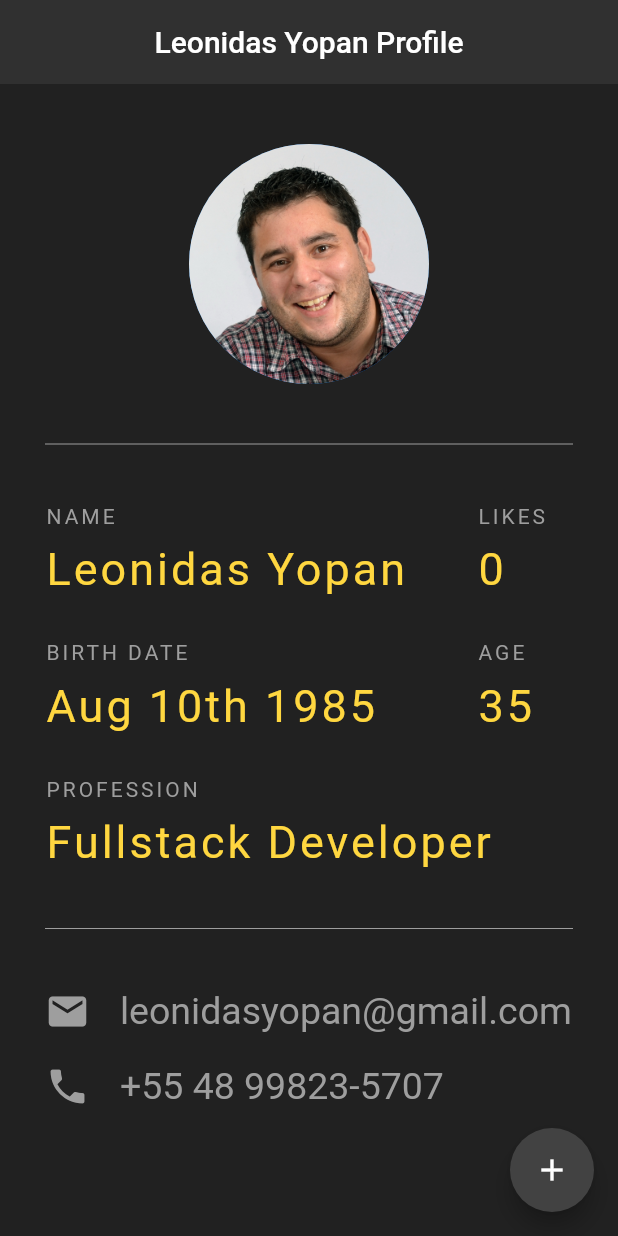
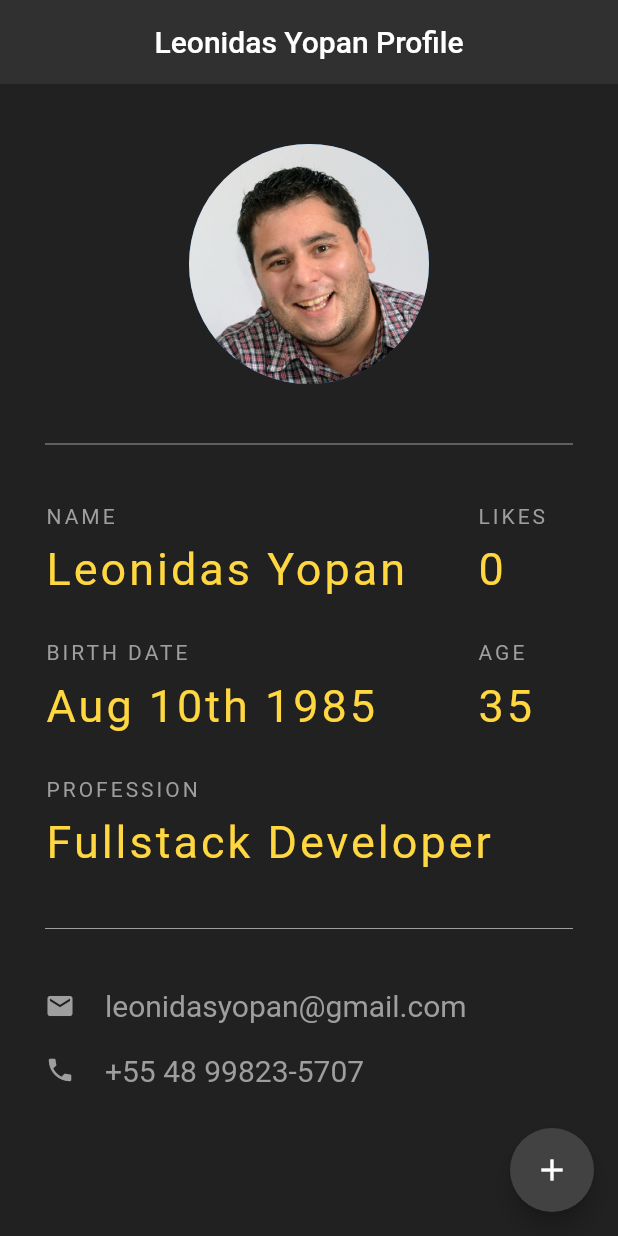
Before and after one commit to leonidasyopan/flutter-profile-card, a Flutter app: the screen it shows after launch, on a phone screen of 412 x 824 dp. Run offline on Flutter 3.47's test engine with Material 2 defaults, Android fonts, the phone set to English and light mode, and no system bars.

Commit message:
Clean exta space and Improved contact sizes

```diff
--- a/lib/main.dart
+++ b/lib/main.dart
@@ -14,8 +14,6 @@ class Profile extends StatefulWidget {
 
 class _ProfileState extends State<Profile> {
   int likes = 0;
-
-
 
   @override
   Widget build(BuildContext context) {
@@ -196,12 +194,12 @@ class _ProfileState extends State<Profile> {
                 Icon(
                   Icons.email,
                   color: Colors.grey,
-                  size: 30.0,
+                  size: 20.0,
                 ),
                 SizedBox(width: 20.0),
                 Text(
                   'leonidasyopan@gmail.com',
-                  style: TextStyle(color: Colors.grey, fontSize: 25.0),
+                  style: TextStyle(color: Colors.grey, fontSize: 20.0),
                 ),
               ],
             ),
@@ -211,12 +209,12 @@ class _ProfileState extends State<Profile> {
                 Icon(
                   Icons.phone,
                   color: Colors.grey,
-                  size: 30.0,
+                  size: 20.0,
                 ),
                 SizedBox(width: 20.0),
                 Text(
                   '+55 48 99823-5707',
-                  style: TextStyle(color: Colors.grey, fontSize: 25.0),
+                  style: TextStyle(color: Colors.grey, fontSize: 20.0),
                 ),
               ],
             ),
```
